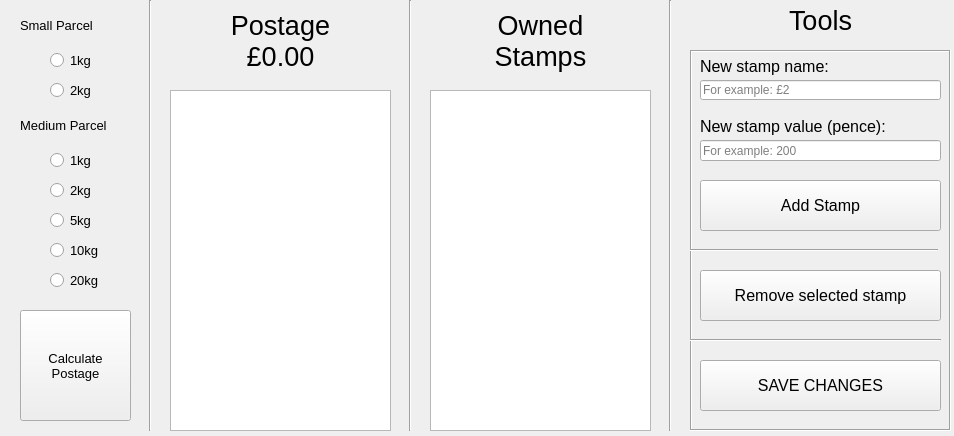
First picture: the form in StampCalculator/ui/StampCalculator.ui, repository psidex/StampCalculator, before the edit.
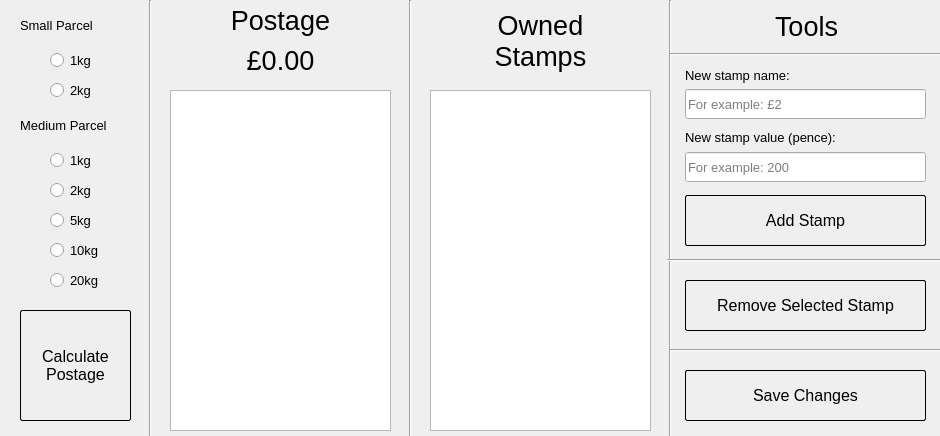
Second picture: the form after the edit. Icons and pictures are not drawn.

Commit message: Update GUI, use new objectNames, change some QSS

Patch:
```diff
--- a/StampCalculator/ui/StampCalculator.ui
+++ b/StampCalculator/ui/StampCalculator.ui
@@ -6,10 +6,16 @@
    <rect>
     <x>0</x>
     <y>0</y>
-    <width>954</width>
+    <width>940</width>
     <height>436</height>
    </rect>
   </property>
+  <property name="maximumSize">
+   <size>
+    <width>940</width>
+    <height>436</height>
+   </size>
+  </property>
   <property name="font">
    <font>
     <family>Tahoma</family>
@@ -23,7 +29,25 @@
     <normaloff>icon.ico</normaloff>icon.ico</iconset>
   </property>
   <property name="styleSheet">
-   <string notr="true"/>
+   <string notr="true">QListWidget:item {
+	border-radius:2px;
+}
+QListWidget:item:hover {
+    background-color: lightgrey;
+}
+QListWidget:item:selected {
+	color: black;
+    background-color: #afafaf;
+}
+
+QPushButton {
+	border: 1px solid black;
+	border-radius: 2px;
+	background-color: transparent;
+}
+QPushButton:hover {
+	background-color: lightgrey;
+}</string>
   </property>
   <widget class="QWidget" name="centralwidget">
    <widget class="QLabel" name="small_parcel_label">
@@ -188,7 +212,7 @@
      <string>10kg</string>
     </property>
    </widget>
-   <widget class="QToolButton" name="calc_stamps_btn">
+   <widget class="QPushButton" name="calcStampsToUseBtn">
     <property name="geometry">
      <rect>
       <x>20</x>
@@ -199,7 +223,7 @@
     </property>
     <property name="font">
      <font>
-      <pointsize>10</pointsize>
+      <pointsize>12</pointsize>
      </font>
     </property>
     <property name="text">
@@ -211,9 +235,9 @@
     <property name="geometry">
      <rect>
       <x>170</x>
-      <y>0</y>
+      <y>40</y>
       <width>221</width>
-      <height>81</height>
+      <height>41</height>
      </rect>
     </property>
     <property name="font">
@@ -224,8 +248,7 @@
      </font>
     </property>
     <property name="text">
-     <string>Postage
-£0.00</string>
+     <string>£0.00</string>
     </property>
     <property name="alignment">
      <set>Qt::AlignCenter</set>
@@ -237,9 +260,12 @@
       <x>140</x>
       <y>0</y>
       <width>20</width>
-      <height>431</height>
+      <height>441</height>
      </rect>
     </property>
+    <property name="styleSheet">
+     <string notr="true"/>
+    </property>
     <property name="orientation">
      <enum>Qt::Vertical</enum>
     </property>
@@ -250,7 +276,7 @@
       <x>400</x>
       <y>0</y>
       <width>20</width>
-      <height>431</height>
+      <height>441</height>
      </rect>
     </property>
     <property name="orientation">
@@ -333,9 +359,9 @@
    <widget class="QLabel" name="tools_label">
     <property name="geometry">
      <rect>
-      <x>690</x>
-      <y>0</y>
-      <width>261</width>
+      <x>686</x>
+      <y>6</y>
+      <width>241</width>
       <height>41</height>
      </rect>
     </property>
@@ -357,33 +383,41 @@
       <x>660</x>
       <y>0</y>
       <width>20</width>
-      <height>431</height>
+      <height>441</height>
      </rect>
     </property>
     <property name="orientation">
      <enum>Qt::Vertical</enum>
     </property>
    </widget>
-   <widget class="QFrame" name="btn_frame">
+   <widget class="QLabel" name="postageTitleLabel">
     <property name="geometry">
      <rect>
-      <x>690</x>
-      <y>50</y>
-      <width>261</width>
-      <height>381</height>
+      <x>170</x>
+      <y>0</y>
+      <width>221</width>
+      <height>41</height>
      </rect>
     </property>
-    <property name="frameShape">
-     <enum>QFrame::Box</enum>
+    <property name="font">
+     <font>
+      <pointsize>20</pointsize>
+      <weight>50</weight>
+      <bold>false</bold>
+     </font>
     </property>
-    <property name="frameShadow">
-     <enum>QFrame::Sunken</enum>
+    <property name="text">
+     <string>Postage</string>
     </property>
-    <widget class="QToolButton" name="rmv_selected_btn">
+    <property name="alignment">
+     <set>Qt::AlignCenter</set>
+    </property>
+   </widget>
+   <widget class="QPushButton" name="rmveSelectedStampBtn">
      <property name="geometry">
       <rect>
-       <x>10</x>
-       <y>220</y>
+      <x>685</x>
+      <y>280</y>
        <width>241</width>
        <height>51</height>
       </rect>
@@ -394,14 +428,94 @@
       </font>
      </property>
      <property name="text">
-      <string>Remove selected stamp</string>
-     </property>
-    </widget>
-    <widget class="QToolButton" name="add_new_stamp_btn">
+     <string>Remove Selected Stamp</string>
+    </property>
+   </widget>
+   <widget class="Line" name="horizontalLine2">
      <property name="geometry">
       <rect>
-       <x>10</x>
-       <y>130</y>
+      <x>670</x>
+      <y>340</y>
+      <width>281</width>
+      <height>20</height>
+     </rect>
+    </property>
+    <property name="orientation">
+     <enum>Qt::Horizontal</enum>
+    </property>
+   </widget>
+   <widget class="Line" name="horizontalLine1">
+    <property name="geometry">
+     <rect>
+      <x>667</x>
+      <y>250</y>
+      <width>281</width>
+      <height>20</height>
+     </rect>
+    </property>
+    <property name="orientation">
+     <enum>Qt::Horizontal</enum>
+    </property>
+   </widget>
+   <widget class="QLabel" name="newStampNameLabel">
+    <property name="geometry">
+     <rect>
+      <x>685</x>
+      <y>60</y>
+      <width>241</width>
+      <height>30</height>
+     </rect>
+    </property>
+    <property name="font">
+     <font>
+      <pointsize>10</pointsize>
+     </font>
+    </property>
+    <property name="text">
+     <string>New stamp name:</string>
+    </property>
+   </widget>
+   <widget class="QPushButton" name="saveChangesBtn">
+    <property name="geometry">
+     <rect>
+      <x>685</x>
+      <y>370</y>
+      <width>241</width>
+      <height>51</height>
+     </rect>
+    </property>
+    <property name="font">
+     <font>
+      <pointsize>12</pointsize>
+     </font>
+    </property>
+    <property name="text">
+     <string>Save Changes</string>
+    </property>
+   </widget>
+   <widget class="QLabel" name="newStampValueLabel">
+    <property name="geometry">
+     <rect>
+      <x>685</x>
+      <y>122</y>
+      <width>241</width>
+      <height>30</height>
+     </rect>
+    </property>
+    <property name="font">
+     <font>
+      <pointsize>10</pointsize>
+     </font>
+    </property>
+    <property name="text">
+     <string>New stamp value (pence):</string>
+    </property>
+   </widget>
+   <widget class="QPushButton" name="addNewStampBtn">
+    <property name="geometry">
+     <rect>
+      <x>685</x>
+      <y>195</y>
        <width>241</width>
        <height>51</height>
       </rect>
@@ -415,15 +529,20 @@
       <string>Add Stamp</string>
      </property>
     </widget>
-    <widget class="QLineEdit" name="new_stamp_name_line_edit">
+   <widget class="QLineEdit" name="newStampNameLineEdit">
      <property name="geometry">
       <rect>
-       <x>10</x>
-       <y>30</y>
+      <x>685</x>
+      <y>89</y>
        <width>241</width>
-       <height>20</height>
-      </rect>
-     </property>
+      <height>30</height>
+     </rect>
+    </property>
+    <property name="font">
+     <font>
+      <pointsize>10</pointsize>
+     </font>
+    </property>
      <property name="inputMask">
       <string/>
      </property>
@@ -434,99 +553,36 @@
       <string>For example: £2</string>
      </property>
     </widget>
-    <widget class="QLabel" name="new_stamp_name_label">
+   <widget class="QLineEdit" name="newStampValueLineEdit">
      <property name="geometry">
       <rect>
-       <x>10</x>
-       <y>6</y>
+      <x>685</x>
+      <y>152</y>
        <width>241</width>
-       <height>20</height>
+      <height>30</height>
       </rect>
      </property>
      <property name="font">
       <font>
-       <pointsize>12</pointsize>
-      </font>
-     </property>
-     <property name="text">
-      <string>New stamp name:</string>
-     </property>
-    </widget>
-    <widget class="Line" name="horizontal_line_1">
-     <property name="geometry">
-      <rect>
-       <x>-3</x>
-       <y>190</y>
-       <width>251</width>
-       <height>20</height>
-      </rect>
-     </property>
-     <property name="orientation">
-      <enum>Qt::Horizontal</enum>
-     </property>
-    </widget>
-    <widget class="QToolButton" name="save_changes_btn">
-     <property name="geometry">
-      <rect>
-       <x>10</x>
-       <y>310</y>
-       <width>241</width>
-       <height>51</height>
-      </rect>
-     </property>
-     <property name="font">
-      <font>
-       <pointsize>12</pointsize>
-      </font>
-     </property>
-     <property name="text">
-      <string>SAVE CHANGES</string>
-     </property>
-    </widget>
-    <widget class="Line" name="horizontal_line_2">
-     <property name="geometry">
-      <rect>
-       <x>0</x>
-       <y>280</y>
-       <width>251</width>
-       <height>20</height>
-      </rect>
-     </property>
-     <property name="orientation">
-      <enum>Qt::Horizontal</enum>
-     </property>
-    </widget>
-    <widget class="QLabel" name="new_stamp_value_label">
-     <property name="geometry">
-      <rect>
-       <x>10</x>
-       <y>66</y>
-       <width>241</width>
-       <height>20</height>
-      </rect>
-     </property>
-     <property name="font">
-      <font>
-       <pointsize>12</pointsize>
-      </font>
-     </property>
-     <property name="text">
-      <string>New stamp value (pence):</string>
-     </property>
-    </widget>
-    <widget class="QLineEdit" name="new_stamp_value_line_edit">
-     <property name="geometry">
-      <rect>
-       <x>10</x>
-       <y>90</y>
-       <width>241</width>
-       <height>21</height>
-      </rect>
+      <pointsize>10</pointsize>
+     </font>
      </property>
      <property name="placeholderText">
       <string>For example: 200</string>
      </property>
     </widget>
+   <widget class="Line" name="horizontalLine3">
+    <property name="geometry">
+     <rect>
+      <x>670</x>
+      <y>44</y>
+      <width>281</width>
+      <height>20</height>
+     </rect>
+    </property>
+    <property name="orientation">
+     <enum>Qt::Horizontal</enum>
+    </property>
    </widget>
   </widget>
  </widget>
```
Left out of the diff: 31 changed lines with no effect on the pictures. Lines whose indentation alone changed are shown as unchanged. The commit also changes 2 other files.
